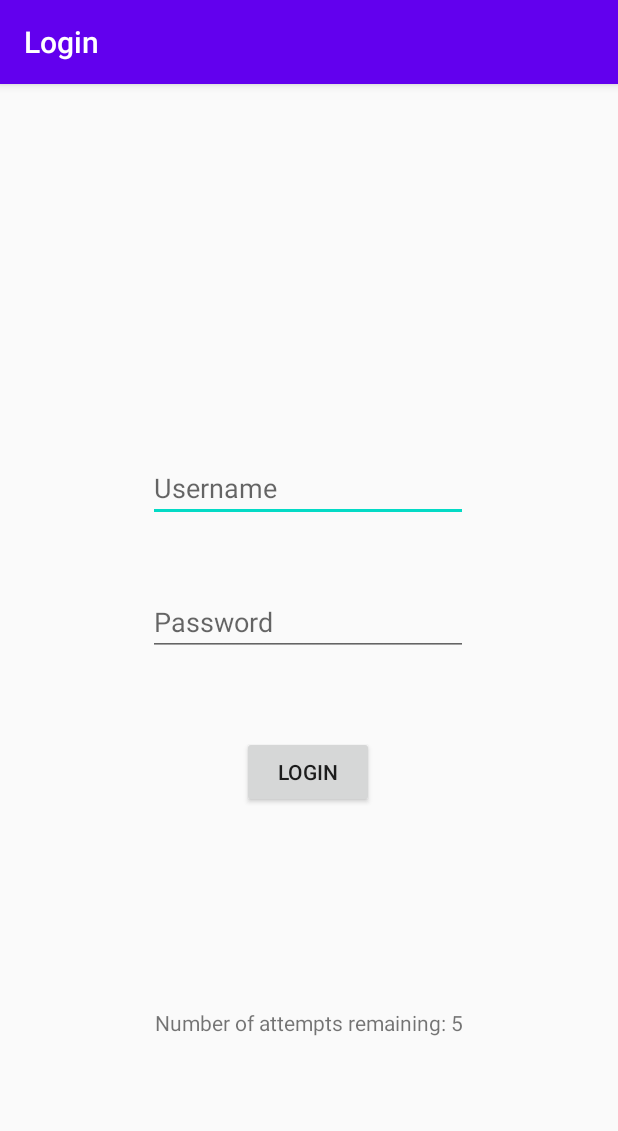
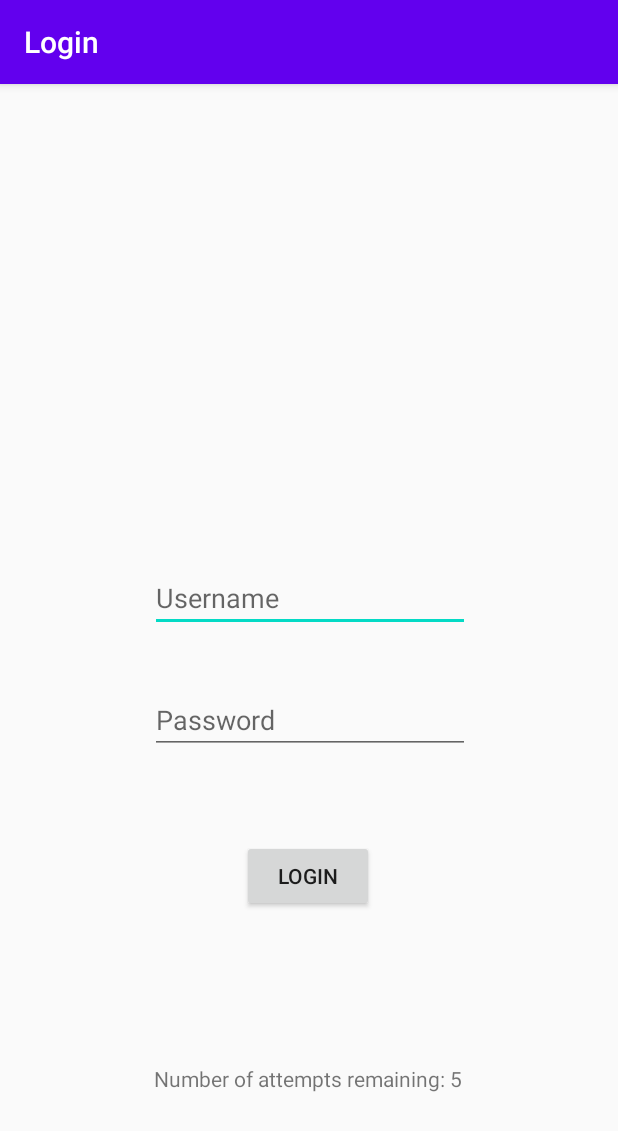
Before and after one commit to marcanio/Smart-Match, an Android app: the screen it shows after launch (MainActivity), on a phone screen of 412 x 824 dp. Shown: the top 1131 px of the screen. Run offline under Robolectric (Android 15) with nearby library versions, the phone set to English and light mode, and no system bars.

Commit message:
Password field

```diff
--- a/FrontEnd/app/src/main/res/layout/activity_main.xml
+++ b/FrontEnd/app/src/main/res/layout/activity_main.xml
@@ -15,37 +15,21 @@
         android:inputType="textPersonName"
         app:layout_constraintBottom_toBottomOf="parent"
         app:layout_constraintEnd_toEndOf="parent"
-        app:layout_constraintHorizontal_bias="0.497"
+        app:layout_constraintHorizontal_bias="0.502"
         app:layout_constraintStart_toStartOf="parent"
         app:layout_constraintTop_toTopOf="parent"
-        app:layout_constraintVertical_bias="0.341" />
-
-    <EditText
-        android:id="@+id/LoginPassword"
-        android:layout_width="wrap_content"
-        android:layout_height="wrap_content"
-        android:layout_marginTop="44dp"
-        android:ems="10"
-        android:hint="Password"
-        android:inputType="textPersonName"
-        app:layout_constraintBottom_toBottomOf="parent"
-        app:layout_constraintEnd_toEndOf="parent"
-        app:layout_constraintHorizontal_bias="0.497"
-        app:layout_constraintStart_toStartOf="parent"
-        app:layout_constraintTop_toBottomOf="@+id/LoginUsername"
-        app:layout_constraintVertical_bias="0.0" />
+        app:layout_constraintVertical_bias="0.443" />
 
     <Button
         android:id="@+id/btnLogin"
         android:layout_width="wrap_content"
         android:layout_height="wrap_content"
+        android:layout_marginBottom="216dp"
         android:text="Login"
         app:layout_constraintBottom_toBottomOf="parent"
         app:layout_constraintEnd_toEndOf="parent"
         app:layout_constraintHorizontal_bias="0.498"
-        app:layout_constraintStart_toStartOf="parent"
-        app:layout_constraintTop_toBottomOf="@+id/LoginPassword"
-        app:layout_constraintVertical_bias="0.158" />
+        app:layout_constraintStart_toStartOf="parent" />
 
     <TextView
         android:id="@+id/tvInfo"
@@ -54,7 +38,23 @@
         android:text="Number of incorrect items:"
         app:layout_constraintBottom_toBottomOf="parent"
         app:layout_constraintEnd_toEndOf="parent"
+        app:layout_constraintHorizontal_bias="0.497"
         app:layout_constraintStart_toStartOf="parent"
-        app:layout_constraintTop_toBottomOf="@+id/btnLogin" />
+        app:layout_constraintTop_toBottomOf="@+id/btnLogin"
+        app:layout_constraintVertical_bias="0.515" />
+
+    <EditText
+        android:id="@+id/LoginPassword"
+        android:layout_width="wrap_content"
+        android:layout_height="wrap_content"
+        android:ems="10"
+        android:hint="Password"
+        android:inputType="textPassword"
+        app:layout_constraintBottom_toTopOf="@+id/btnLogin"
+        app:layout_constraintEnd_toEndOf="parent"
+        app:layout_constraintHorizontal_bias="0.502"
+        app:layout_constraintStart_toStartOf="parent"
+        app:layout_constraintTop_toBottomOf="@+id/LoginUsername"
+        app:layout_constraintVertical_bias="0.383" />
 
 </androidx.constraintlayout.widget.ConstraintLayout>
```
